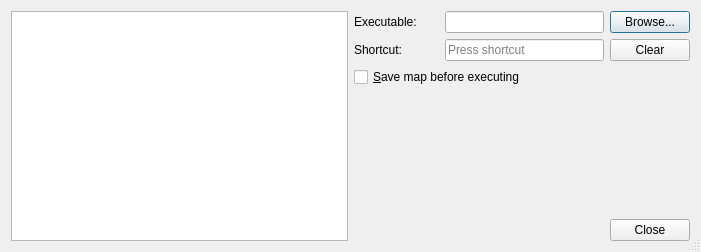
Before: the Qt Designer form src/tiled/commanddialog.ui in mapeditor/tiled, drawn with Qt 5.
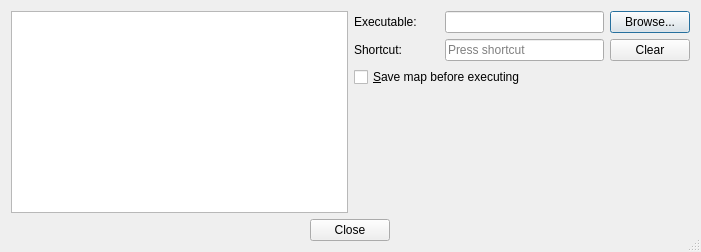
After: the same form once the commit is applied. Custom widgets are drawn as their Qt base class.

Commit message: Option to choose file from QFileDialog

Diff of the .ui file:
```diff
--- a/src/tiled/commanddialog.ui
+++ b/src/tiled/commanddialog.ui
@@ -153,24 +153,15 @@
          </property>
         </spacer>
        </item>
+      </layout>
+     </item>
+    </layout>
+   </item>
        <item>
         <layout class="QHBoxLayout" name="horizontalLayout">
          <property name="spacing">
           <number>6</number>
          </property>
-         <item>
-          <spacer name="horizontalSpacer">
-           <property name="orientation">
-            <enum>Qt::Horizontal</enum>
-           </property>
-           <property name="sizeHint" stdset="0">
-            <size>
-             <width>40</width>
-             <height>20</height>
-            </size>
-           </property>
-          </spacer>
-         </item>
          <item>
           <widget class="QPushButton" name="pushButton">
            <property name="sizePolicy">
@@ -183,10 +174,6 @@
             <string>Close</string>
            </property>
           </widget>
-         </item>
-        </layout>
-       </item>
-      </layout>
      </item>
     </layout>
    </item>
```
Lines whose indentation alone changed are shown as unchanged. The commit also changes 2 other files.
